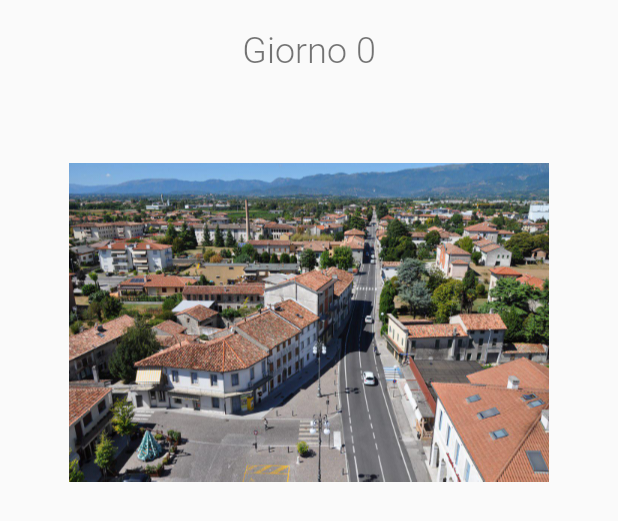
After one commit to ainter21/MeteOrsago, an Android app: the layout arpav_item.xml on its own in the app's theme, with its tools: preview values and no code run, on a phone screen of 412 x 824 dp. The commit adds this screen. Shown: the top 521 px of the screen. Run offline under Robolectric (Android 15) with nearby library versions, the phone set to English and light mode, and no system bars; network calls fail.

Commit message:
Add forecast

```diff
--- a/app/build.gradle
+++ b/app/build.gradle
@@ -34,6 +34,9 @@ dependencies {
     implementation 'com.android.support:appcompat-v7:28.0.0'
     implementation 'com.android.support:design:28.0.0'
     implementation 'de.hdodenhof:circleimageview:3.0.0'
+    implementation 'com.android.support:cardview-v7:28.0.0'
+
+
 
 
 }
--- /dev/null
+++ b/app/src/main/res/layout/arpav_item.xml
@@ -0,0 +1,43 @@
+<?xml version="1.0" encoding="utf-8"?>
+<androidx.constraintlayout.widget.ConstraintLayout xmlns:android="http://schemas.android.com/apk/res/android"
+    xmlns:app="http://schemas.android.com/apk/res-auto"
+    xmlns:tools="http://schemas.android.com/tools"
+    android:layout_width="match_parent"
+    android:layout_height="wrap_content"
+    android:orientation="vertical">
+
+
+    <ImageView
+        android:id="@+id/iv_forecast"
+        android:layout_width="wrap_content"
+        android:layout_height="300dp"
+        android:layout_marginTop="16dp"
+        android:layout_marginBottom="16dp"
+        android:contentDescription="@string/forecast_image_content_description"
+
+        app:layout_constraintBottom_toBottomOf="parent"
+        app:layout_constraintEnd_toEndOf="parent"
+        app:layout_constraintStart_toStartOf="parent"
+        app:layout_constraintTop_toBottomOf="@+id/tv_forecast_date"
+        app:srcCompat="@drawable/slideshow1">
+
+    </ImageView>
+
+    <TextView
+        android:id="@+id/tv_forecast_date"
+        android:layout_width="wrap_content"
+        android:layout_height="wrap_content"
+        android:layout_marginTop="16dp"
+
+        android:layout_marginBottom="16dp"
+        android:fontFamily="@font/roboto_light"
+        android:text="@string/date"
+        android:textSize="24sp"
+        app:layout_constraintBottom_toBottomOf="parent"
+        app:layout_constraintEnd_toEndOf="parent"
+        app:layout_constraintStart_toStartOf="parent"
+        app:layout_constraintTop_toTopOf="parent"
+        app:layout_constraintVertical_bias="0.0" />
+
+
+</androidx.constraintlayout.widget.ConstraintLayout>
--- /dev/null
+++ b/app/src/main/res/values/dimens.xml
@@ -0,0 +1,4 @@
+<?xml version="1.0" encoding="utf-8"?>
+<resources>
+    <dimen name="padding_image">8dp</dimen>
+</resources>
--- a/app/src/main/res/values/strings.xml
+++ b/app/src/main/res/values/strings.xml
@@ -37,4 +37,7 @@
     <string name="info_app">App Info</string>
     <string name="version">Versione</string>
     <string name="version_placeholder">1.0.0</string>
+    <string name="forecast_image_content_description">Forecast Image</string>
+    <string name="date">Giorno 0</string>
+    <string name="forecast_time_placeholder">mattina</string>
 </resources>
```
Also changed, not shown: app/src/main/java/it/unitn/disi/personal/ArpavAdapter.java (added, +95 -0 lines), app/src/main/java/it/unitn/disi/personal/MainActivity.java (+7 -2 lines), app/src/main/java/it/unitn/disi/personal/Utils/Forecast.java (added, +24 -0 lines), app/src/main/java/it/unitn/disi/personal/fragments/ArpavFragment.java (added, +165 -0 lines), app/src/main/res/drawable/ic_forecast.xml (added, +9 -0 lines), app/src/main/res/layout/fragment_arpav.xml (added, +17 -0 lines), app/src/main/res/menu/drawer_menu.xml (+9 -3 lines), build.gradle (+11 -1 lines), gradle/wrapper/gradle-wrapper.properties.
